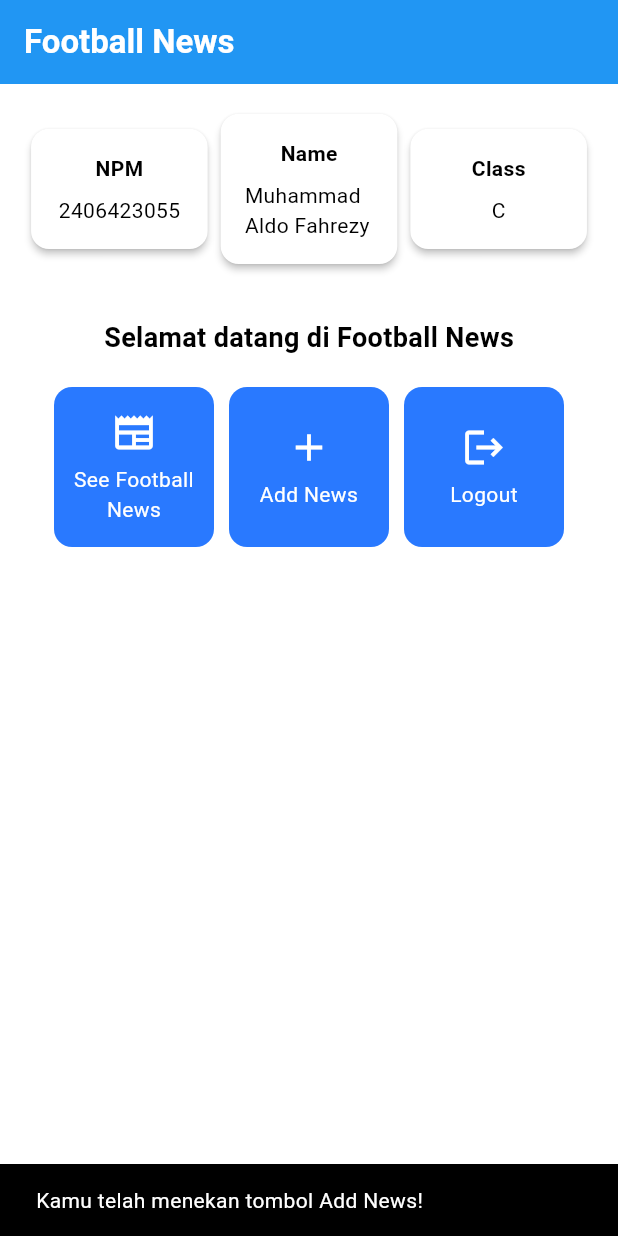
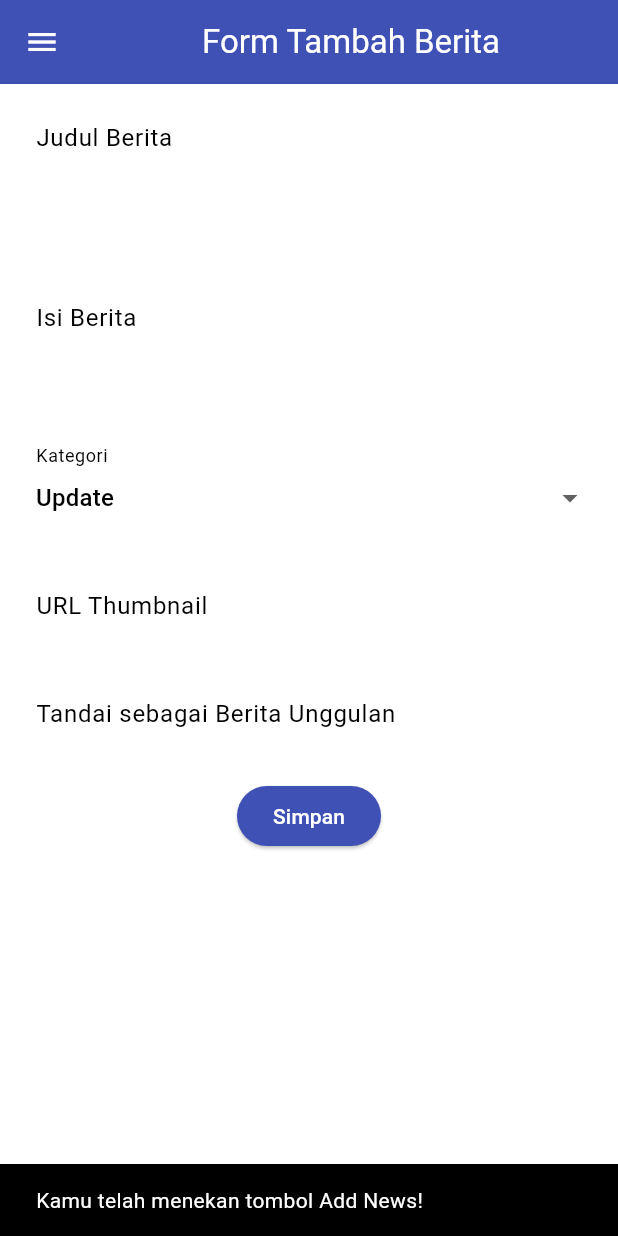
Before and after one commit to aldofahrezy/football-news-mobile, a Flutter app: the screen it shows after launch, after a tap on "Add News", on a phone screen of 412 x 824 dp. Run offline on Flutter 3.47's test engine with Material 3 defaults, Android fonts, the phone set to English and light mode, and no system bars.

Commit message:
Tutorial 7: Flutter Navigation, Layouts, Forms, and Input Elements

```diff
--- a/lib/main.dart
+++ b/lib/main.dart
@@ -1,5 +1,5 @@
 import 'package:flutter/material.dart';
-import 'package:football_news/menu.dart';
+import 'package:football_news/screens/menu.dart';
 
 void main() {
   runApp(const MyApp());
--- a/lib/menu.dart
+++ b/lib/screens/menu.dart
@@ -1,4 +1,6 @@
 import 'package:flutter/material.dart';
+import 'package:football_news/widgets/left_drawer.dart';
+import 'package:football_news/widgets/news_card.dart';
 
 class MyHomePage extends StatelessWidget {
   MyHomePage({super.key});
@@ -27,6 +29,7 @@ class MyHomePage extends StatelessWidget {
         // Warna latar belakang AppBar diambil dari skema warna tema aplikasi.
         backgroundColor: Theme.of(context).colorScheme.primary,
       ),
+      drawer: LeftDrawer(),
       // Body halaman dengan padding di sekelilingnya.
       body: Padding(
         padding: const EdgeInsets.all(16.0),
@@ -120,61 +123,3 @@ class InfoCard extends StatelessWidget {
     );
   }
 }
-
-class ItemHomepage {
-  final String name;
-  final IconData icon;
-
-  ItemHomepage(this.name, this.icon);
-}
-
-class ItemCard extends StatelessWidget {
-  // Menampilkan kartu dengan ikon dan nama.
-
-  final ItemHomepage item;
-
-  const ItemCard(this.item, {super.key});
-
-  @override
-  Widget build(BuildContext context) {
-    return Material(
-      // Menentukan warna latar belakang dari tema aplikasi.
-      color: Theme.of(context).colorScheme.secondary,
-      // Membuat sudut kartu melengkung.
-      borderRadius: BorderRadius.circular(12),
-
-      child: InkWell(
-        // Aksi ketika kartu ditekan.
-        onTap: () {
-          // Menampilkan pesan SnackBar saat kartu ditekan.
-          ScaffoldMessenger.of(context)
-            ..hideCurrentSnackBar()
-            ..showSnackBar(
-              SnackBar(
-                content: Text("Kamu telah menekan tombol ${item.name}!"),
-              ),
-            );
-        },
-        // Container untuk menyimpan Icon dan Text
-        child: Container(
-          padding: const EdgeInsets.all(8),
-          child: Center(
-            child: Column(
-              // Menyusun ikon dan teks di tengah kartu.
-              mainAxisAlignment: MainAxisAlignment.center,
-              children: [
-                Icon(item.icon, color: Colors.white, size: 30.0),
-                const Padding(padding: EdgeInsets.all(3)),
-                Text(
-                  item.name,
-                  textAlign: TextAlign.center,
-                  style: const TextStyle(color: Colors.white),
-                ),
-              ],
-            ),
-          ),
-        ),
-      ),
-    );
-  }
-}
--- /dev/null
+++ b/lib/screens/newslist_form.dart
@@ -0,0 +1,211 @@
+import 'package:flutter/material.dart';
+import 'package:football_news/widgets/left_drawer.dart';
+
+class NewsFormPage extends StatefulWidget {
+  const NewsFormPage({super.key});
+
+  @override
+  State<NewsFormPage> createState() => _NewsFormPageState();
+}
+
+class _NewsFormPageState extends State<NewsFormPage> {
+  final _formKey = GlobalKey<FormState>();
+  String _title = "";
+  String _content = "";
+  String _category = "update"; // default
+  String _thumbnail = "";
+  bool _isFeatured = false; // default
+
+  final List<String> _categories = [
+    'transfer',
+    'update',
+    'exclusive',
+    'match',
+    'rumor',
+    'analysis',
+  ];
+
+  @override
+  Widget build(BuildContext context) {
+    return Scaffold(
+      appBar: AppBar(
+        title: const Center(child: Text('Form Tambah Berita')),
+        backgroundColor: Colors.indigo,
+        foregroundColor: Colors.white,
+      ),
+      drawer: LeftDrawer(),
+      body: Form(
+        key: _formKey,
+        child: SingleChildScrollView(
+          child: Column(
+            crossAxisAlignment: CrossAxisAlignment.start,
+            children: [
+              // === Title ===
+              Padding(
+                padding: const EdgeInsets.all(8.0),
+                child: TextFormField(
+                  decoration: InputDecoration(
+                    hintText: "Judul Berita",
+                    labelText: "Judul Berita",
+                    border: OutlineInputBorder(
+                      borderRadius: BorderRadius.circular(5.0),
+                    ),
+                  ),
+                  onChanged: (String? value) {
+                    setState(() {
+                      _title = value!;
+                    });
+                  },
+                  validator: (String? value) {
+                    if (value == null || value.isEmpty) {
+                      return "Judul tidak boleh kosong!";
+                    }
+                    return null;
+                  },
+                ),
+              ),
+
+              // === Content ===
+              Padding(
+                padding: const EdgeInsets.all(8.0),
+                child: TextFormField(
+                  maxLines: 5,
+                  decoration: InputDecoration(
+                    hintText: "Isi Berita",
+                    labelText: "Isi Berita",
+                    border: OutlineInputBorder(
+                      borderRadius: BorderRadius.circular(5.0),
+                    ),
+                  ),
+                  onChanged: (String? value) {
+                    setState(() {
+                      _content = value!;
+                    });
+                  },
+                  validator: (String? value) {
+                    if (value == null || value.isEmpty) {
+                      return "Isi berita tidak boleh kosong!";
+                    }
+                    return null;
+                  },
+                ),
+              ),
+
+              // === Category ===
+              Padding(
+                padding: const EdgeInsets.all(8.0),
+                child: DropdownButtonFormField<String>(
+                  decoration: InputDecoration(
+                    labelText: "Kategori",
+                    border: OutlineInputBorder(
+                      borderRadius: BorderRadius.circular(5.0),
+                    ),
+                  ),
+                  initialValue: _category,
+                  items: _categories
+                      .map(
+                        (cat) => DropdownMenuItem(
+                          value: cat,
+                          child: Text(cat[0].toUpperCase() + cat.substring(1)),
+                        ),
+                      )
+                      .toList(),
+                  onChanged: (String? newValue) {
+                    setState(() {
+                      _category = newValue!;
+                    });
+                  },
+                ),
+              ),
+
+              // === Thumbnail URL ===
+              Padding(
+                padding: const EdgeInsets.all(8.0),
+                child: TextFormField(
+                  decoration: InputDecoration(
+                    hintText: "URL Thumbnail (opsional)",
+                    labelText: "URL Thumbnail",
+                    border: OutlineInputBorder(
+                      borderRadius: BorderRadius.circular(5.0),
+                    ),
+                  ),
+                  onChanged: (String? value) {
+                    setState(() {
+                      _thumbnail = value!;
+                    });
+                  },
+                ),
+              ),
+
+              // === Is Featured ===
+              Padding(
+                padding: const EdgeInsets.all(8.0),
+                child: SwitchListTile(
+                  title: const Text("Tandai sebagai Berita Unggulan"),
+                  value: _isFeatured,
+                  onChanged: (bool value) {
+                    setState(() {
+                      _isFeatured = value;
+                    });
+                  },
+                ),
+              ),
+
+              // === Tombol Simpan ===
+              Align(
+                alignment: Alignment.bottomCenter,
+                child: Padding(
+                  padding: const EdgeInsets.all(8.0),
+                  child: ElevatedButton(
+                    style: ButtonStyle(
+                      backgroundColor: WidgetStateProperty.all(Colors.indigo),
+                    ),
+                    onPressed: () {
+                      if (_formKey.currentState!.validate()) {
+                        showDialog(
+                          context: context,
+                          builder: (context) {
+                            return AlertDialog(
+                              title: const Text('Berita berhasil disimpan!'),
+                              content: SingleChildScrollView(
+                                child: Column(
+                                  crossAxisAlignment: CrossAxisAlignment.start,
+                                  children: [
+                                    Text('Judul: $_title'),
+                                    Text('Isi: $_content'),
+                                    Text('Kategori: $_category'),
+                                    Text('Thumbnail: $_thumbnail'),
+                                    Text(
+                                      'Unggulan: ${_isFeatured ? "Ya" : "Tidak"}',
+                                    ),
+                                  ],
+                                ),
+                              ),
+                              actions: [
+                                TextButton(
+                                  child: const Text('OK'),
+                                  onPressed: () {
+                                    Navigator.pop(context);
+                                    _formKey.currentState!.reset();
+                                  },
+                                ),
+                              ],
+                            );
+                          },
+                        );
+                      }
+                    },
+                    child: const Text(
+                      "Simpan",
+                      style: TextStyle(color: Colors.white),
+                    ),
+                  ),
+                ),
+              ),
+            ],
+          ),
+        ),
+      ),
+    );
+  }
+}
--- /dev/null
+++ b/lib/widgets/left_drawer.dart
@@ -0,0 +1,65 @@
+import 'package:flutter/material.dart';
+import 'package:football_news/screens/menu.dart';
+import 'package:football_news/screens/newslist_form.dart';
+
+class LeftDrawer extends StatelessWidget {
+  const LeftDrawer({super.key});
+
+  @override
+  Widget build(BuildContext context) {
+    return Drawer(
+      child: ListView(
+        children: [
+          const DrawerHeader(
+            decoration: BoxDecoration(color: Colors.blue),
+            child: Column(
+              children: [
+                Text(
+                  'Football News',
+                  textAlign: TextAlign.center,
+                  style: TextStyle(
+                    fontSize: 30,
+                    fontWeight: FontWeight.bold,
+                    color: Colors.white,
+                  ),
+                ),
+                Padding(padding: EdgeInsets.all(10)),
+                Text(
+                  "Seluruh berita sepak bola terkini di sini!",
+                  textAlign: TextAlign.center,
+                  style: TextStyle(
+                    fontSize: 15,
+                    color: Colors.white,
+                    fontWeight: FontWeight.normal,
+                  ),
+                ),
+              ],
+            ),
+          ),
+          ListTile(
+            leading: const Icon(Icons.home_outlined),
+            title: const Text('Home'),
+            // Bagian redirection ke MyHomePage
+            onTap: () {
+              Navigator.pushReplacement(
+                context,
+                MaterialPageRoute(builder: (context) => MyHomePage()),
+              );
+            },
+          ),
+          ListTile(
+            leading: const Icon(Icons.post_add),
+            title: const Text('Add News'),
+            // Bagian redirection ke NewsFormPage
+            onTap: () {
+              Navigator.pushReplacement(
+                context,
+                MaterialPageRoute(builder: (context) => NewsFormPage()),
+              );
+            },
+          ),
+        ],
+      ),
+    );
+  }
+}
--- /dev/null
+++ b/lib/widgets/news_card.dart
@@ -0,0 +1,69 @@
+import 'package:flutter/material.dart';
+import 'package:football_news/screens/newslist_form.dart';
+
+class ItemHomepage {
+  final String name;
+  final IconData icon;
+
+  ItemHomepage(this.name, this.icon);
+}
+
+class ItemCard extends StatelessWidget {
+  // Menampilkan kartu dengan ikon dan nama.
+
+  final ItemHomepage item;
+
+  const ItemCard(this.item, {super.key});
+
+  @override
+  Widget build(BuildContext context) {
+    return Material(
+      // Menentukan warna latar belakang dari tema aplikasi.
+      color: Theme.of(context).colorScheme.secondary,
+      // Membuat sudut kartu melengkung.
+      borderRadius: BorderRadius.circular(12),
+
+      child: InkWell(
+        // Aksi ketika kartu ditekan.
+        onTap: () {
+          // Menampilkan pesan SnackBar saat kartu ditekan.
+
+          ScaffoldMessenger.of(context)
+            ..hideCurrentSnackBar()
+            ..showSnackBar(
+              SnackBar(
+                content: Text("Kamu telah menekan tombol ${item.name}!"),
+              ),
+            );
+
+          // Navigate ke route yang sesuai (tergantung jenis tombol)
+          if (item.name == "Add News") {
+            Navigator.push(
+              context,
+              MaterialPageRoute(builder: (context) => NewsFormPage()),
+            );
+          }
+        },
+        // Container untuk menyimpan Icon dan Text
+        child: Container(
+          padding: const EdgeInsets.all(8),
+          child: Center(
+            child: Column(
+              // Menyusun ikon dan teks di tengah kartu.
+              mainAxisAlignment: MainAxisAlignment.center,
+              children: [
+                Icon(item.icon, color: Colors.white, size: 30.0),
+                const Padding(padding: EdgeInsets.all(3)),
+                Text(
+                  item.name,
+                  textAlign: TextAlign.center,
+                  style: const TextStyle(color: Colors.white),
+                ),
+              ],
+            ),
+          ),
+        ),
+      ),
+    );
+  }
+}
```
